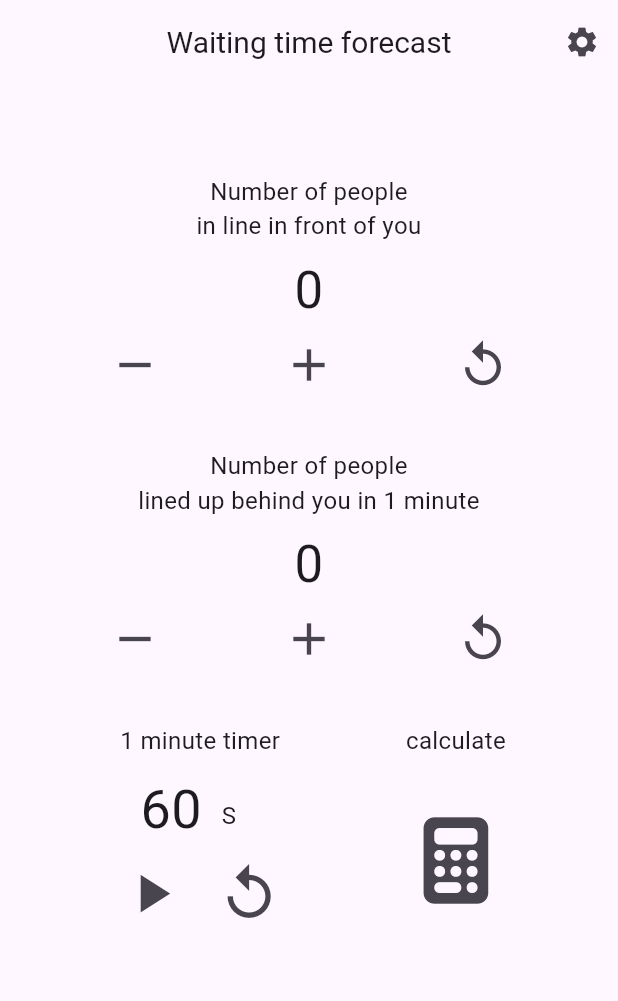
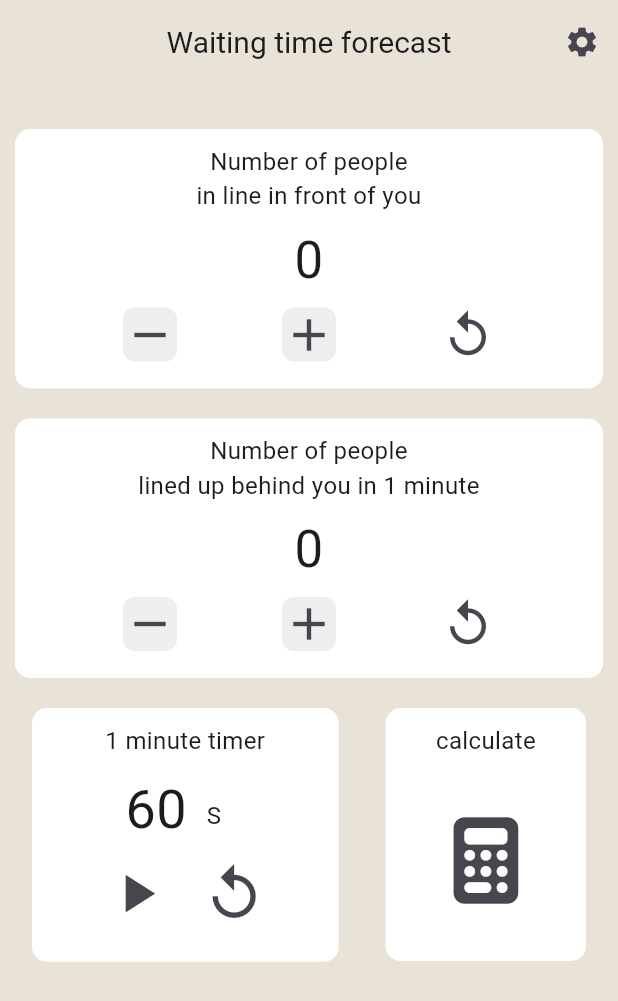
Before and after one commit to c22349/waiting_time, a Flutter app: the screen it shows after launch, on a phone screen of 412 x 824 dp. Shown: the top 1001 px of the screen. Run offline on Flutter 3.47's test engine with Material 3 defaults, Android fonts, the phone set to English and light mode, and no system bars; our stand-ins replace font_awesome_flutter, shared_preferences; generated files the repository leaves out were written again.

Commit message:
Add UI colors

```diff
--- a/lib/main.dart
+++ b/lib/main.dart
@@ -66,6 +66,10 @@
           },
           theme: ThemeData(
             visualDensity: VisualDensity.adaptivePlatformDensity,
+            scaffoldBackgroundColor: Color(0xFFE8E2D7), // 背景色
+            appBarTheme: AppBarTheme(
+              color: Color(0xFFE8E2D7), // タイトルバー背景色
+            ),
           ),
           home: const CounterPage(),
         );
@@ -211,7 +215,16 @@
               child: Column(
                 mainAxisAlignment: MainAxisAlignment.start, // 中央揃えから開始位置揃えに変更
                 children: <Widget>[
-                  SizedBox(height: 60), // 上部のスペースを調整
+                  SizedBox(height: 20), // 上部のスペースを調整
+                  Container(
+                    margin: EdgeInsets.all(10.0), // 外側の余白
+                    padding: EdgeInsets.all(10.0), // 内側の余白
+                    decoration: BoxDecoration(
+                      color: Colors.white, // コンテナの背景色
+                      borderRadius: BorderRadius.circular(10), // 角丸の設定
+                    ),
+                    child: Column(
+                      children: [
                         RichText(
                           textAlign: TextAlign.center,
                           text: TextSpan(
@@ -234,11 +247,25 @@
                           mainAxisAlignment: MainAxisAlignment.spaceEvenly,
                           children: <Widget>[
                             IconButton(
-                        icon: const Icon(Icons.remove, size: iconSize),
+                              icon: Container(
+                                decoration: BoxDecoration(
+                                  color: Colors.grey[200], // 背景色
+                                  borderRadius:
+                                      BorderRadius.circular(8), // 角丸の設定
+                                ),
+                                child: const Icon(Icons.remove, size: iconSize),
+                              ),
                               onPressed: _decrementCounterFront,
                             ),
                             IconButton(
-                        icon: const Icon(Icons.add, size: iconSize),
+                              icon: Container(
+                                decoration: BoxDecoration(
+                                  color: Colors.grey[200], // 背景色
+                                  borderRadius:
+                                      BorderRadius.circular(8), // 角丸の設定
+                                ),
+                                child: const Icon(Icons.add, size: iconSize),
+                              ),
                               onPressed: _incrementCounterFront,
                             ),
                             IconButton(
@@ -247,7 +274,18 @@
                             ),
                           ],
                         ),
-                  SizedBox(height: 30),
+                      ],
+                    ),
+                  ),
+                  Container(
+                    margin: EdgeInsets.all(10.0), // 外側の余白
+                    padding: EdgeInsets.all(10.0), // 内側の余白
+                    decoration: BoxDecoration(
+                      color: Colors.white, // コンテナの背景色
+                      borderRadius: BorderRadius.circular(10), // 角丸の設定
+                    ),
+                    child: Column(
+                      children: [
                         RichText(
                           textAlign: TextAlign.center,
                           text: TextSpan(
@@ -270,11 +308,25 @@
                           mainAxisAlignment: MainAxisAlignment.spaceEvenly,
                           children: <Widget>[
                             IconButton(
-                        icon: const Icon(Icons.remove, size: iconSize),
+                              icon: Container(
+                                decoration: BoxDecoration(
+                                  color: Colors.grey[200], // 背景色
+                                  borderRadius:
+                                      BorderRadius.circular(8), // 角丸の設定
+                                ),
+                                child: const Icon(Icons.remove, size: iconSize),
+                              ),
                               onPressed: _decrementCounterBehind,
                             ),
                             IconButton(
-                        icon: const Icon(Icons.add, size: iconSize),
+                              icon: Container(
+                                decoration: BoxDecoration(
+                                  color: Colors.grey[200], // 背景色
+                                  borderRadius:
+                                      BorderRadius.circular(8), // 角丸の設定
+                                ),
+                                child: const Icon(Icons.add, size: iconSize),
+                              ),
                               onPressed: _incrementCounterBehind,
                             ),
                             IconButton(
@@ -283,12 +335,22 @@
                             ),
                           ],
                         ),
-                  SizedBox(height: 30),
+                      ],
+                    ),
+                  ),
                   Row(
                     mainAxisAlignment: MainAxisAlignment.spaceEvenly,
                     crossAxisAlignment: CrossAxisAlignment.start,
                     children: [
-                      Column(
+                      Container(
+                        margin: EdgeInsets.all(10.0), // 外側の余白
+                        padding: EdgeInsets.fromLTRB(
+                            40.0, 10.0, 40.0, 16.0), // 内側の余白
+                        decoration: BoxDecoration(
+                          color: Colors.white, // コンテナの背景色
+                          borderRadius: BorderRadius.circular(10), // 角丸の設定
+                        ),
+                        child: Column(
                           mainAxisSize: MainAxisSize.min,
                           children: [
                             Text.rich(
@@ -311,7 +373,8 @@
                                           Text(
                                             '$_timer', // タイマーの値
                                             style: TextStyle(
-                                              fontSize: 36), // $_timerのフォントサイズ
+                                                fontSize:
+                                                    36), // $_timerのフォントサイズ
                                           ),
                                         ],
                                       ),
@@ -366,7 +429,16 @@
                             ),
                           ],
                         ),
-                      Column(
+                      ),
+                      Container(
+                        margin: EdgeInsets.all(10.0), // 外側の余白
+                        padding: EdgeInsets.fromLTRB(
+                            30.0, 10.0, 30.0, 30.0), // 内側の余白
+                        decoration: BoxDecoration(
+                          color: Colors.white, // コンテナの背景色
+                          borderRadius: BorderRadius.circular(10), // 角丸の設定
+                        ),
+                        child: Column(
                           mainAxisSize: MainAxisSize.min,
                           children: [
                             Text(
@@ -387,7 +459,7 @@
                                     if (_counterBehind != 0) {
                                       result = _counterFront / _counterBehind;
                                     } else {
-                                    // line_behindが0の場合、計算不可と表示
+                                      // line_behindが0の場合
                                       return AlertDialog(
                                         title: Text(
                                           AppLocalizations.of(context)!
@@ -403,7 +475,8 @@
                                         actions: <Widget>[
                                           TextButton(
                                             child: Text(
-                                            AppLocalizations.of(context)!.close,
+                                              AppLocalizations.of(context)!
+                                                  .close,
                                               style: TextStyle(fontSize: 20.0),
                                             ),
                                             onPressed: () {
@@ -440,7 +513,8 @@
                                                   color: Colors.black),
                                             ),
                                             TextSpan(
-                                            text: AppLocalizations.of(context)!
+                                              text:
+                                                  AppLocalizations.of(context)!
                                                       .minute,
                                               style: TextStyle(
                                                   fontSize: calculationFontSize,
@@ -454,11 +528,12 @@
                                                     color: Colors.black),
                                               ),
                                               TextSpan(
-                                              text:
-                                                  AppLocalizations.of(context)!
+                                                text: AppLocalizations.of(
+                                                        context)!
                                                     .seconds,
                                                 style: TextStyle(
-                                                  fontSize: calculationFontSize,
+                                                    fontSize:
+                                                        calculationFontSize,
                                                     color: Colors.black),
                                               ),
                                             ],
@@ -491,6 +566,7 @@
                             ),
                           ],
                         ),
+                      ),
                     ],
                   ),
                 ],
--- a/lib/view/settings.dart
+++ b/lib/view/settings.dart
@@ -47,19 +47,26 @@ class _SettingPageState extends State<SettingPage> {
           style: TextStyle(fontSize: settingsTitleFontSize),
         ),
         centerTitle: true,
+        backgroundColor: Color(0xFFEEEDF3), // タイトルバーの背景色
       ),
       body: Align(
         alignment: Alignment.topCenter,
         child: Padding(
-          padding: const EdgeInsets.only(top: 60.0), // 上部からのスペースを調整
+          padding: EdgeInsets.only(top: 60), // 上のスペース
+          child: Container(
+            color: Colors.white, // Container背景色
+            child: Padding(
+              padding: EdgeInsets.only(left: 20), // 左端スペース
               child: Row(
-            mainAxisAlignment: MainAxisAlignment.center,
+                mainAxisAlignment: MainAxisAlignment.start, // 左端に配置
                 children: <Widget>[
+                  Icon(Icons.language), // 言語設定のアイコン
+                  SizedBox(width: 8), // アイコンとテキストの間
                   Text(
                     AppLocalizations.of(context)!.language_settings,
                     style: TextStyle(fontSize: settingsFontSize),
                   ),
-              SizedBox(width: 20), // テキストとドロップダウンの間のスペース
+                  Spacer(), // 左側の要素と右側のドロップダウンを分ける
                   DropdownButton<String>(
                     value: _selectedLanguage,
                     onChanged: (String? newValue) async {
@@ -67,8 +74,10 @@ class _SettingPageState extends State<SettingPage> {
                         _selectedLanguage = newValue!;
                       });
                       await _saveLanguage(newValue!);
-                  Provider.of<SettingModel>(context, listen: false).setLocale(
-                      newValue == 'ja' ? Locale('ja', '') : Locale('en', ''));
+                      Provider.of<SettingModel>(context, listen: false)
+                          .setLocale(newValue == 'ja'
+                              ? Locale('ja', '')
+                              : Locale('en', ''));
                     },
                     items: <String>['日本語', 'English']
                         .map<DropdownMenuItem<String>>((String value) {
@@ -81,10 +90,14 @@ class _SettingPageState extends State<SettingPage> {
                       );
                     }).toList(),
                   ),
+                  SizedBox(width: 40), // ドロップダウン右側スペース
                 ],
               ),
             ),
           ),
+        ),
+      ),
+      backgroundColor: Color(0xFFEEEDF3), // 設定画面の背景色
     );
   }
 }
```
Lines whose indentation alone changed are shown as unchanged.
